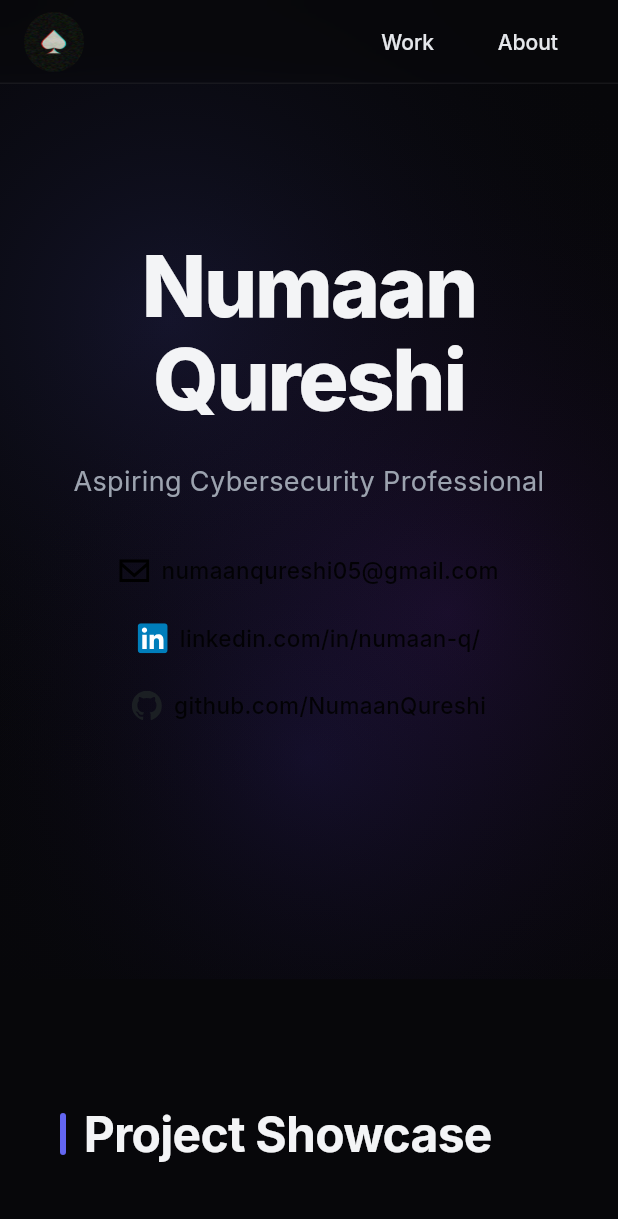
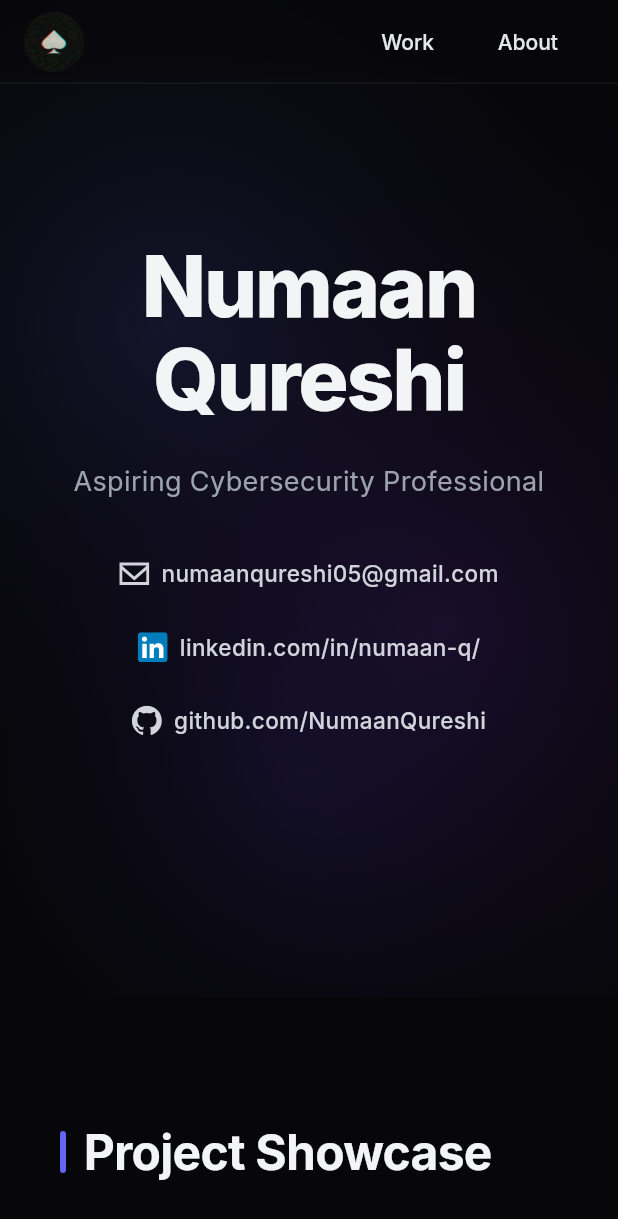
Before and after one commit to NumaanQureshi/NumaanQureshi.github.io, a Flutter app: the screen it shows after launch, on a phone screen of 412 x 824 dp. Shown: the top 1219 px of the screen. Run offline on Flutter 3.47's test engine with Material 3 defaults, Android fonts, the phone set to English and light mode, and no system bars; our stand-ins replace flutter_svg, google_fonts, material_ui; missing offline and left inert: web_smooth_scroll.

Commit message:
fix: added tintIcon to avoid theme overriding color of icons

```diff
--- a/lib/widgets/social_link.dart
+++ b/lib/widgets/social_link.dart
@@ -7,12 +7,14 @@ class SocialLink extends StatelessWidget {
   final String iconPath;
   final String label;
   final String url;
+  final bool tintIcon;
 
   const SocialLink({
     super.key,
     required this.iconPath,
     required this.label,
     required this.url,
+    this.tintIcon = true,
   });
 
   @override
@@ -20,8 +22,9 @@ class SocialLink extends StatelessWidget {
     return InkWell(
       onTap: () => launchExternalUrl(url),
       borderRadius: BorderRadius.circular(8),
+      hoverColor: const Color(0xFF34D399).withValues(alpha: 0.1),
       child: Padding(
-        padding: const EdgeInsets.symmetric(horizontal: 8.0, vertical: 4.0),
+        padding: const EdgeInsets.symmetric(horizontal: 10.0, vertical: 6.0),
         child: Row(
           mainAxisSize: MainAxisSize.min,
           children: [
@@ -29,6 +32,9 @@ class SocialLink extends StatelessWidget {
               iconPath,
               width: 20,
               height: 20,
+              colorFilter: tintIcon
+                  ? const ColorFilter.mode(Color(0xFFD1D5DB), BlendMode.srcIn)
+                  : null,
             ),
             const SizedBox(width: 8),
             Text(
@@ -36,7 +42,7 @@ class SocialLink extends StatelessWidget {
               style: GoogleFonts.inter(
                 fontSize: 15,
                 fontWeight: FontWeight.w500,
-                color: Colors.black87,
+                color: const Color(0xFFD1D5DB),
               ),
             ),
           ],
```
